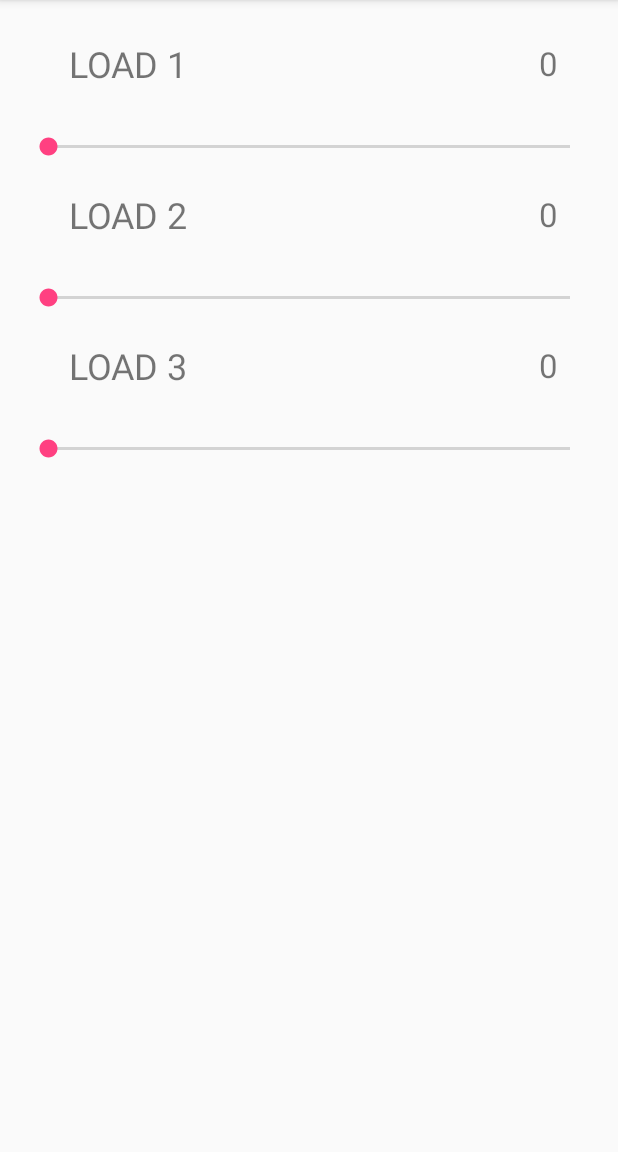
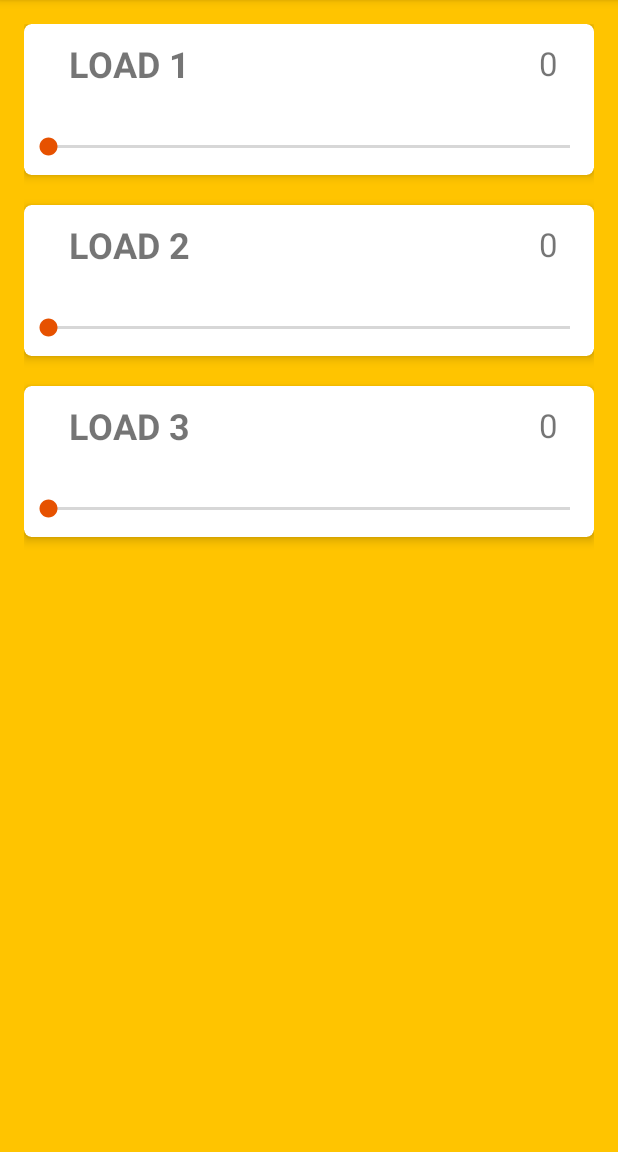
Before and after one commit to sairitwik/MLD_Bluetooth, an Android app: the screen it shows after launch (MainActivity), on a phone screen of 412 x 824 dp, the part 84-1236 px from its top. Run offline under Robolectric (Android 15) with nearby library versions, the phone set to English and light mode, and no system bars.

Commit message:
added material design items

```diff
--- a/app/build.gradle
+++ b/app/build.gradle
@@ -23,4 +23,7 @@ dependencies {
     compile fileTree(dir: 'libs', include: ['*.jar'])
     testCompile 'junit:junit:4.12'
     compile 'com.android.support:appcompat-v7:23.2.0'
+    compile 'com.android.support:design:23.2.0'
+    compile 'com.android.support:cardview-v7:23.2.0'
+    compile 'com.android.support:recyclerview-v7:23.2.0'
 }
--- a/app/src/main/res/layout/activity_main.xml
+++ b/app/src/main/res/layout/activity_main.xml
@@ -3,6 +3,8 @@
     xmlns:tools="http://schemas.android.com/tools"
     android:layout_width="match_parent"
     android:layout_height="match_parent"
+    android:background="#FFC400"
+    xmlns:android.support.v7.cardview="http://schemas.android.com/apk/res-auto"
     tools:context=".MainActivity">
     <LinearLayout xmlns:android="http://schemas.android.com/apk/res/android"
         xmlns:tools="http://schemas.android.com/tools"
@@ -14,7 +16,16 @@
         android:paddingRight="@dimen/activity_horizontal_margin"
         android:paddingTop="@dimen/activity_vertical_margin"
         tools:context="com.example.axlevisu.vgrdimmercontrol.MainActivity">
-
+        <android.support.v7.widget.CardView
+            android:layout_width="match_parent"
+            android:layout_height="wrap_content"
+            android.support.v7.cardview:cardCornerRadius ="5sp"
+            android.support.v7.cardview:cardElevation = "4sp"
+            >
+            <LinearLayout
+                android:layout_width="match_parent"
+                android:layout_height="match_parent"
+                android:orientation="vertical">
                 <RelativeLayout
                     android:layout_width="match_parent"
                     android:layout_height="wrap_content"
@@ -29,6 +40,7 @@
                         android:layout_marginLeft="20dp"
                         android:layout_alignParentLeft="true"
                         android:textSize="24sp"
+                        android:textStyle="bold"
                         />
                     <TextView
                         android:id="@+id/loadText1"
@@ -45,10 +57,25 @@
                     android:id="@+id/loadSeekBar1"
                     android:layout_width="match_parent"
                     android:layout_height="wrap_content"
+                    android:thumbTint="#E65100"
                     android:layout_marginTop="10dp"
                     android:max="15"
                     android:progress="0"
+                    android:progressTint="#E65100"
                     android:padding="10dp"/>
+            </LinearLayout>
+        </android.support.v7.widget.CardView>
+        <android.support.v7.widget.CardView
+            android:layout_width="match_parent"
+            android:layout_height="wrap_content"
+            android.support.v7.cardview:cardCornerRadius ="5sp"
+            android.support.v7.cardview:cardElevation = "4sp"
+            android:layout_marginTop="20dp"
+            >
+            <LinearLayout
+                android:layout_width="match_parent"
+                android:layout_height="match_parent"
+                android:orientation="vertical">
                 <RelativeLayout
                     android:layout_width="match_parent"
                     android:layout_height="wrap_content"
@@ -63,6 +90,7 @@
                         android:layout_marginLeft="20dp"
                         android:layout_alignParentLeft="true"
                         android:textSize="24sp"
+                        android:textStyle="bold"
                         />
                     <TextView
                         android:id="@+id/loadText2"
@@ -80,9 +108,25 @@
                     android:layout_width="match_parent"
                     android:layout_height="wrap_content"
                     android:layout_marginTop="10dp"
+                    android:thumbTint="#E65100"
+                    android:progressTint="#E65100"
                     android:max="15"
                     android:progress="0"
                     android:padding="10dp"/>
+            </LinearLayout>
+        </android.support.v7.widget.CardView>
+        <android.support.v7.widget.CardView
+            android:layout_width="match_parent"
+            android:layout_height="wrap_content"
+            android.support.v7.cardview:cardCornerRadius ="5sp"
+            android.support.v7.cardview:cardElevation = "4sp"
+            android:layout_marginTop="20dp"
+            android:layout_marginBottom="20dp"
+            >
+            <LinearLayout
+                android:layout_width="match_parent"
+                android:layout_height="match_parent"
+                android:orientation="vertical">
                 <RelativeLayout
                     android:layout_width="match_parent"
                     android:layout_height="wrap_content"
@@ -97,6 +141,7 @@
                         android:layout_marginLeft="20dp"
                         android:layout_alignParentLeft="true"
                         android:textSize="24sp"
+                        android:textStyle="bold"
                         />
                     <TextView
                         android:id="@+id/loadText3"
@@ -115,7 +160,11 @@
                     android:layout_height="wrap_content"
                     android:layout_marginTop="10dp"
                     android:max="15"
+                    android:thumbTint="#E65100"
+                    android:progressTint="#E65100"
                     android:progress="0"
                     android:padding="10dp"/>
             </LinearLayout>
+        </android.support.v7.widget.CardView>
+    </LinearLayout>
 </ScrollView>
--- /dev/null
+++ b/app/src/main/res/layout/time_details.xml
@@ -0,0 +1,6 @@
+<?xml version="1.0" encoding="utf-8"?>
+<LinearLayout xmlns:android="http://schemas.android.com/apk/res/android"
+    android:orientation="vertical" android:layout_width="match_parent"
+    android:layout_height="match_parent">
+
+</LinearLayout>
```
Also changed, not shown: app/src/main/java/com/example/axlevisu/vgrdimmercontrol/MainActivity.java (+5 -8 lines), app/src/main/res/layout/load_preset.xml (added, +152 -0 lines), 1236 other files. Lines whose indentation alone changed are shown as unchanged.
